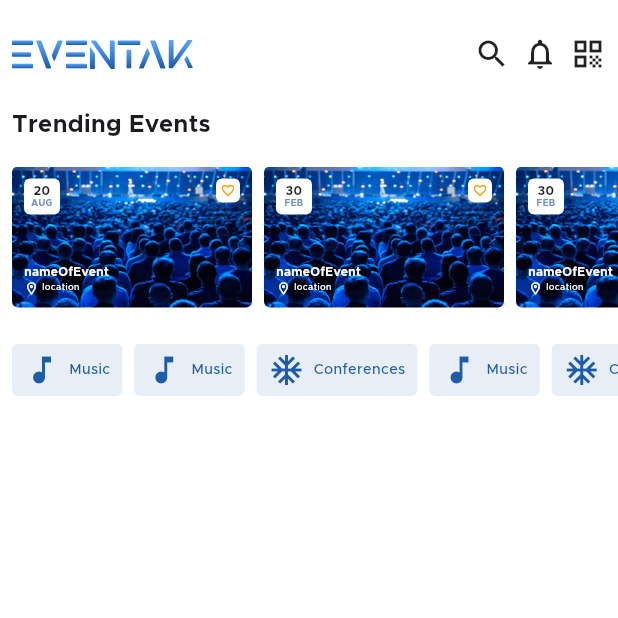
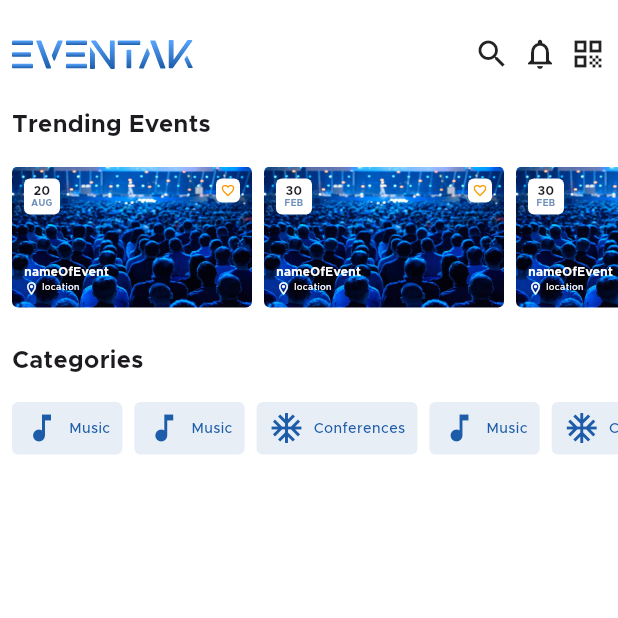
Before and after one commit to Mahmoud-Magdyy/Eventak, a Flutter app: the HomeScreen screen opened by its route, on a phone screen of 412 x 824 dp, the top half of it. Run offline on Flutter 3.47's test engine with Material 3 defaults, Android fonts, the phone set to English and light mode, and no system bars; our stand-ins replace device_preview, flutter_bloc, flutter_otp_text_field, flutter_svg, get_it, go_router and 2 more; accounts and stored records are empty.

Commit message:
finish category

```diff
--- a/assets/translations/ar.json
+++ b/assets/translations/ar.json
@@ -44,6 +44,7 @@
     "alredyHaveAcc": "لديك حساب بالفعل؟",
     "resetPassword": "اعادة تعيين كلمة المرور",
     "resetPasswordSubTitle": "ادخل كلمة مرور جديدة أدناه.",
-    "trendingEvents": "الاحداث الشائعة"
+    "trendingEvents": "الاحداث الشائعة",
+    "categories": "التصنيفات"
 
 }
--- a/assets/translations/en.json
+++ b/assets/translations/en.json
@@ -45,7 +45,9 @@
     "resetPassword": "Reset\nPassword",
     "resetPasswordSubTitle": "Enter A New Password Below.",
     "next":"Next",
-    "trendingEvents":"Trending Events"
+    "trendingEvents":"Trending Events",
+    "categories":"Categories"
+
 
 
 
--- a/lib/core/utils/app_strings.dart
+++ b/lib/core/utils/app_strings.dart
@@ -27,6 +27,7 @@ abstract class AppStrings {
       reset = "reset",
       next = "next",
       trendingEvents ='trendingEvents',
+      categories = 'categories',
 
       //!sign in
       pleaseEnterValidEmail = 'please_enter_email',
--- a/lib/features/home/presenation/screens/home_screen.dart
+++ b/lib/features/home/presenation/screens/home_screen.dart
@@ -1,6 +1,6 @@
-import 'package:eventak/features/home/presenation/widgets/category_list.dart';
+import 'package:eventak/features/home/presenation/widgets/category_widgets/category_section.dart';
 import 'package:eventak/features/home/presenation/widgets/custom_app_bar.dart';
-import 'package:eventak/features/home/presenation/widgets/trending_event_section.dart';
+import 'package:eventak/features/home/presenation/widgets/trending_widgets/trending_event_section.dart';
 import 'package:flutter/material.dart';
 
 class HomeScreen extends StatelessWidget {
@@ -26,7 +26,7 @@ class HomeScreen extends StatelessWidget {
               SizedBox(
                 height: 24,
               ),
-              CategoryItemListView(),
+              CategorySection(),
             ],
           ),
         ),
--- a/lib/features/home/presenation/widgets/category_list.dart
+++ b/lib/features/home/presenation/widgets/category_widgets/category_list.dart
@@ -1,5 +1,5 @@
 import 'package:eventak/features/home/data/model/category_item_model.dart';
-import 'package:eventak/features/home/presenation/widgets/category_item.dart';
+import 'package:eventak/features/home/presenation/widgets/category_widgets/category_item.dart';
 import 'package:flutter/material.dart';
 
 class CategoryItemListView extends StatelessWidget {
--- /dev/null
+++ b/lib/features/home/presenation/widgets/category_widgets/category_section.dart
@@ -0,0 +1,26 @@
+import 'package:eventak/core/locale/app_loacl.dart';
+import 'package:eventak/core/utils/app_strings.dart';
+import 'package:eventak/core/utils/app_styles.dart';
+import 'package:eventak/features/home/presenation/widgets/category_widgets/category_list.dart';
+import 'package:flutter/material.dart';
+
+class CategorySection extends StatelessWidget {
+  const CategorySection({super.key});
+
+  @override
+  Widget build(BuildContext context) {
+    return Column(
+      crossAxisAlignment: CrossAxisAlignment.start,
+      children: [
+        Text(
+          AppStrings.categories.tr(context),
+          style: AppStyles.styleBold16(context).copyWith(fontSize: 16),
+        ),
+        const SizedBox(
+          height: 16,
+        ),
+        const CategoryItemListView(),
+      ],
+    );
+  }
+}
--- a/lib/features/home/presenation/widgets/trending_event_item.dart
+++ b/lib/features/home/presenation/widgets/trending_widgets/trending_event_item.dart
@@ -1,7 +1,7 @@
 import 'package:eventak/features/home/data/model/trend_event_model.dart';
-import 'package:eventak/features/home/presenation/widgets/custom_date_event.dart';
-import 'package:eventak/features/home/presenation/widgets/favorite_button.dart';
-import 'package:eventak/features/home/presenation/widgets/text_loaction_event_trending_item.dart';
+import 'package:eventak/features/home/presenation/widgets/trending_widgets/custom_date_event.dart';
+import 'package:eventak/features/home/presenation/widgets/trending_widgets/favorite_button.dart';
+import 'package:eventak/features/home/presenation/widgets/trending_widgets/text_loaction_event_trending_item.dart';
 import 'package:flutter/material.dart';
 
 class CustomTrendingEventItem extends StatelessWidget {
--- a/lib/features/home/presenation/widgets/trending_event_list.dart
+++ b/lib/features/home/presenation/widgets/trending_widgets/trending_event_list.dart
@@ -1,6 +1,6 @@
 import 'package:eventak/core/utils/app_images.dart';
 import 'package:eventak/features/home/data/model/trend_event_model.dart';
-import 'package:eventak/features/home/presenation/widgets/trending_event_item.dart';
+import 'package:eventak/features/home/presenation/widgets/trending_widgets/trending_event_item.dart';
 import 'package:flutter/material.dart';
 
 class TrendingEeventListView extends StatelessWidget {
--- a/lib/features/home/presenation/widgets/trending_event_section.dart
+++ b/lib/features/home/presenation/widgets/trending_widgets/trending_event_section.dart
@@ -1,7 +1,7 @@
 import 'package:eventak/core/locale/app_loacl.dart';
 import 'package:eventak/core/utils/app_strings.dart';
 import 'package:eventak/core/utils/app_styles.dart';
-import 'package:eventak/features/home/presenation/widgets/trending_event_list.dart';
+import 'package:eventak/features/home/presenation/widgets/trending_widgets/trending_event_list.dart';
 import 'package:flutter/material.dart';
 
 class TrendingEevent extends StatelessWidget {
```
Also changed, not shown: lib/features/home/presenation/widgets/category_widgets/category_item.dart (renamed from lib/features/home/presenation/widgets/category_item.dart), lib/features/home/presenation/widgets/trending_widgets/custom_date_event.dart (renamed from lib/features/home/presenation/widgets/custom_date_event.dart), lib/features/home/presenation/widgets/trending_widgets/favorite_button.dart (renamed from lib/features/home/presenation/widgets/favorite_button.dart), lib/features/home/presenation/widgets/trending_widgets/text_loaction_event_trending_item.dart (renamed from lib/features/home/presenation/widgets/text_loaction_event_trending_item.dart).
